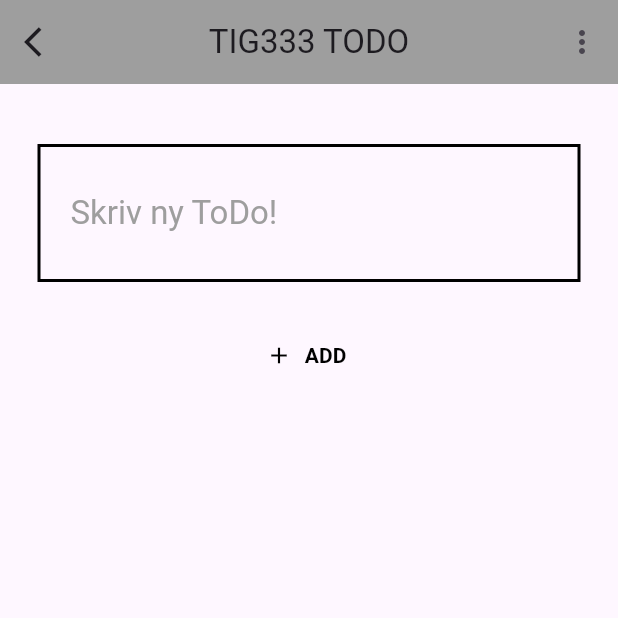
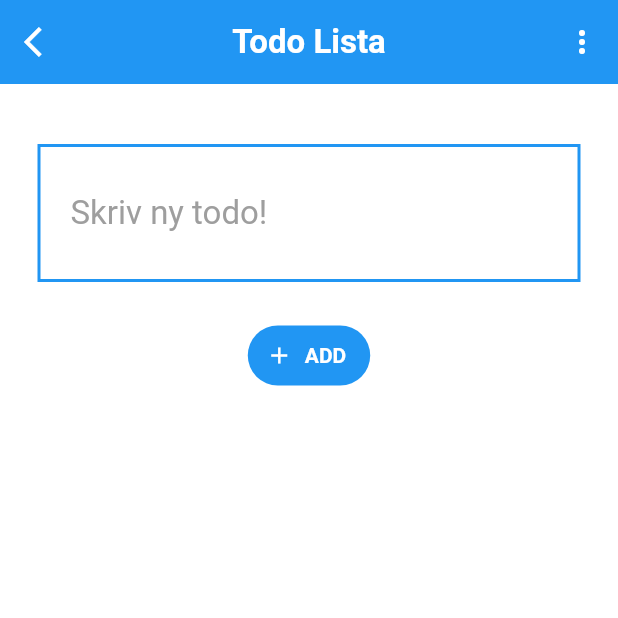
Before and after one commit to gu-tig333-ht25/gusbromaap, a Flutter app: the screen it shows after launch, after a tap on the "add" icon, on a phone screen of 412 x 824 dp, the top half of it. Run offline on Flutter 3.47's test engine with Material 3 defaults, Android fonts, the phone set to English and light mode, and no system bars.

Commit message:
Skapa design via ThemeData

```diff
--- /dev/null
+++ b/devtools_options.yaml
@@ -0,0 +1,3 @@
+description: This file stores settings for Dart & Flutter DevTools.
+documentation: https://docs.flutter.dev/tools/devtools/extensions#configure-extension-enablement-states
+extensions:
--- a/lib/main.dart
+++ b/lib/main.dart
@@ -56,9 +56,37 @@ class MyApp extends StatelessWidget {
 
   @override
   Widget build(BuildContext context) {
-    return const MaterialApp(
+    return MaterialApp(
       debugShowCheckedModeBanner: false,
       title: 'TIG333 TODO',
+      theme: ThemeData(
+        primaryColor: Colors.blue,
+        scaffoldBackgroundColor: Colors.white,
+        appBarTheme: AppBarTheme(
+          centerTitle: true,
+          titleTextStyle: TextStyle(fontWeight: FontWeight.bold, fontSize: 22),
+          backgroundColor: Colors.blue,
+          foregroundColor: Colors.white,
+        ),
+        iconTheme: IconThemeData(color: Colors.black),
+        floatingActionButtonTheme: FloatingActionButtonThemeData(
+          backgroundColor: Colors.blue,
+          foregroundColor: Colors.white,
+        ),
+        inputDecorationTheme: InputDecorationTheme(
+          hintStyle: TextStyle(color: Colors.grey),
+          border: InputBorder.none,
+        ),
+        textButtonTheme: TextButtonThemeData(
+          style: ButtonStyle(
+            foregroundColor: WidgetStateProperty.all(Colors.white), // textfärg
+            backgroundColor: WidgetStateProperty.all(Colors.blue),
+            textStyle: WidgetStateProperty.all(
+              TextStyle(fontWeight: FontWeight.bold),
+            ),
+          ),
+        ), // bakgrund
+      ),
       home: HomePage(), // Anropar HomePage som är hemsidan
     );
   }
@@ -76,9 +104,7 @@ class HomePage extends StatelessWidget {
 
     return Scaffold(
       appBar: AppBar(
-        title: Text('TIG333 TODO'),
-        centerTitle: true,
-        backgroundColor: Colors.grey,
+        title: Text('Todo Lista'),
         actions: [
           PopupMenuButton<TodoFilter>(
             icon: Icon(Icons.more_vert), // Tre punkter ikon
@@ -104,9 +130,9 @@ class HomePage extends StatelessWidget {
             MaterialPageRoute(builder: (context) => AddToDoItem()),
           );
         },
-        backgroundColor: Colors.grey,
+        backgroundColor: Theme.of(context).primaryColor,
         shape: CircleBorder(),
-        child: Icon(Icons.add, color: Colors.white, size: 45),
+        child: Icon(Icons.add, size: 45),
       ),
     );
   }
@@ -143,9 +169,7 @@ class _AddToDoItemState extends State<AddToDoItem> {
   Widget build(BuildContext context) {
     return Scaffold(
       appBar: AppBar(
-        title: Text('TIG333 TODO'),
-        centerTitle: true,
-        backgroundColor: Colors.grey,
+        title: Text('Todo Lista'),
         leading: IconButton(
           icon: const Icon(Icons.arrow_back_ios), // Pil ikon
           tooltip: 'Tillbaka', // namn för pilikonen
@@ -177,27 +201,22 @@ class _AddToDoItemState extends State<AddToDoItem> {
               ), // vänster, topp, höger, botten
               padding: EdgeInsets.all(20),
               decoration: BoxDecoration(
-                border: Border.all(color: Colors.black, width: 2),
+                border: Border.all(
+                  color: Theme.of(context).primaryColor,
+                  width: 2,
+                ),
               ),
               child: TextField(
                 controller: _controller,
                 style: Theme.of(context).textTheme.titleLarge,
                 decoration: InputDecoration(
-                  hintText: "Skriv ny ToDo!", // Instruktions text
-                  hintStyle: TextStyle(color: Colors.grey),
-                  border: InputBorder.none, // Tar bort standard understrykning
+                  hintText: "Skriv ny todo!", // Instruktions text
                 ),
               ),
             ),
             TextButton.icon(
-              icon: Icon(Icons.add, color: Colors.black),
-              label: Text(
-                "ADD",
-                style: TextStyle(
-                  color: Colors.black,
-                  fontWeight: FontWeight.bold,
-                ),
-              ),
+              icon: Icon(Icons.add),
+              label: Text("ADD"),
               onPressed: () {
                 _addToDo();
               },
@@ -214,7 +233,9 @@ Widget _item(BuildContext context, ToDo todo) {
   return Container(
     padding: EdgeInsets.all(15),
     decoration: BoxDecoration(
-      border: Border(bottom: BorderSide(color: Colors.grey, width: 2.0)),
+      border: Border(
+        bottom: BorderSide(color: Theme.of(context).primaryColor, width: 2.0),
+      ),
     ),
     child: Row(
       children: [
@@ -222,7 +243,7 @@ Widget _item(BuildContext context, ToDo todo) {
           value: todo.isDone,
           fillColor: WidgetStateProperty.resolveWith<Color>((states) {
             if (states.contains(WidgetState.selected)) {
-              return Colors.grey; // Färg när markerad
+              return Theme.of(context).primaryColor; // Färg när markerad
             }
             return Colors.transparent; // Färg när inte markerad
           }),
```
